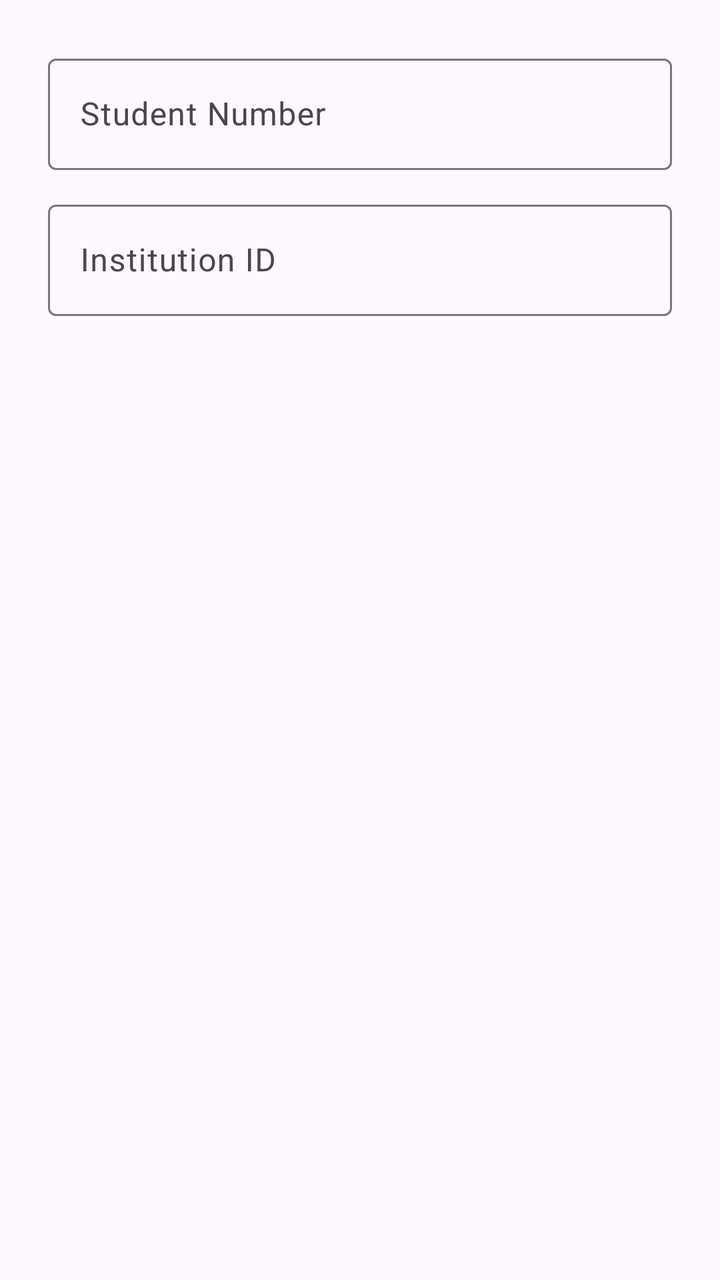
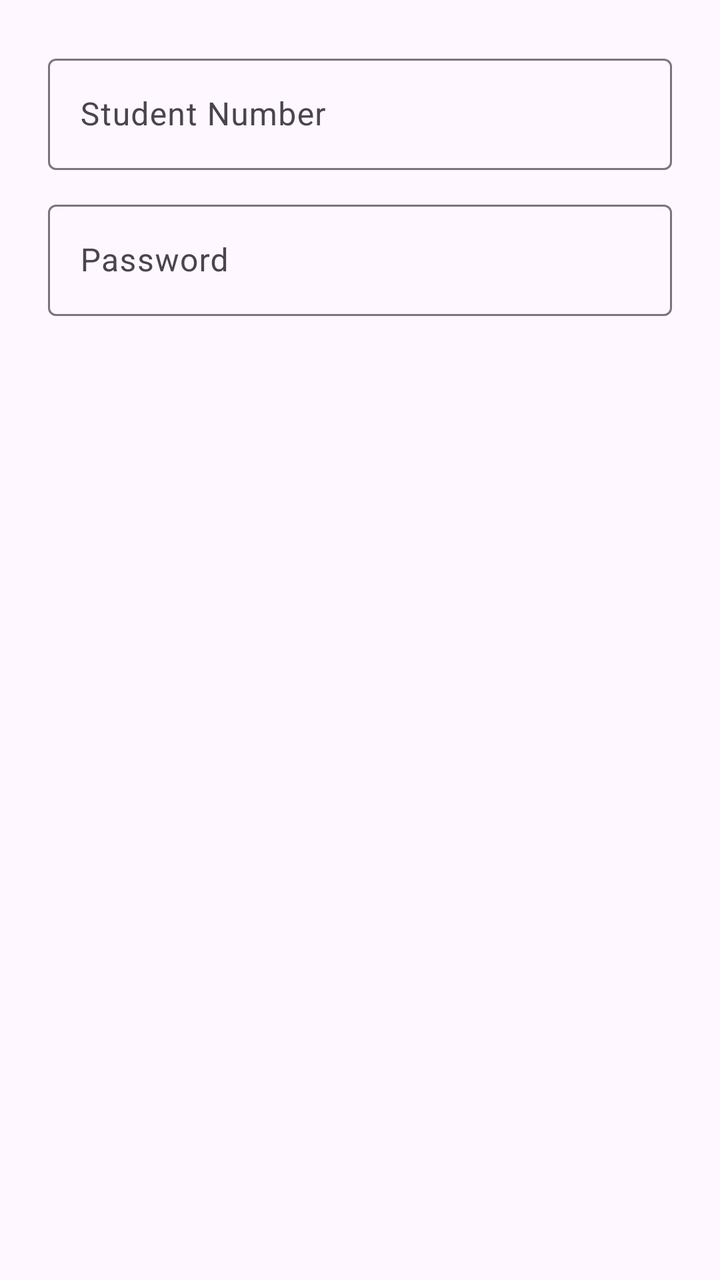

An Android layout rendered at two revisions. The XML below is the earlier revision; the diff shows what the commit changed to produce the second picture.
<!-- AndroidManifest.xml: application theme Theme.CodeBridge -->
<!-- res/layout/dialog_register_student.xml -->
<?xml version="1.0" encoding="utf-8"?>
<LinearLayout xmlns:android="http://schemas.android.com/apk/res/android"
    android:layout_width="match_parent"
    android:layout_height="wrap_content"
    android:orientation="vertical"
    android:padding="24dp">

    <com.google.android.material.textfield.TextInputLayout
        android:layout_width="match_parent"
        android:layout_height="wrap_content"
        android:layout_marginBottom="12dp"
        android:hint="Student Number">
        <com.google.android.material.textfield.TextInputEditText
            android:id="@+id/etRegStudentNumber"
            android:layout_width="match_parent"
            android:layout_height="wrap_content"
            android:inputType="text" />
    </com.google.android.material.textfield.TextInputLayout>

    <com.google.android.material.textfield.TextInputLayout
        android:layout_width="match_parent"
        android:layout_height="wrap_content"
        android:hint="Institution ID">
        <com.google.android.material.textfield.TextInputEditText
            android:id="@+id/etRegInstitution"
            android:layout_width="match_parent"
            android:layout_height="wrap_content"
            android:inputType="text" />
    </com.google.android.material.textfield.TextInputLayout>

</LinearLayout>
<!-- resources referenced by this layout -->
<resources>
  <style name="Theme.CodeBridge" parent="Theme.Material3.Light.NoActionBar">
          <item name="colorPrimary">@color/cb_green</item>
          <item name="colorOnPrimary">@color/cb_ink</item>
          <item name="android:statusBarColor">@color/cb_bg</item>
          <item name="android:navigationBarColor">@color/cb_bg</item>
          <item name="android:windowLightStatusBar">true</item>
      </style>
  <color name="cb_green">#6EC20F</color>
  <color name="cb_ink">#121212</color>
  <color name="cb_bg">#FFFFFF</color>
</resources>

<!-- the commit's change to res/layout/dialog_register_student.xml (unified diff, before → after) -->
@@ -20,12 +20,12 @@
     <com.google.android.material.textfield.TextInputLayout
         android:layout_width="match_parent"
         android:layout_height="wrap_content"
-        android:hint="Institution ID">
+        android:hint="Password">
         <com.google.android.material.textfield.TextInputEditText
-            android:id="@+id/etRegInstitution"
+            android:id="@+id/etRegPassword"
             android:layout_width="match_parent"
             android:layout_height="wrap_content"
-            android:inputType="text" />
+            android:inputType="textPassword" />
     </com.google.android.material.textfield.TextInputLayout>
 
 </LinearLayout>
